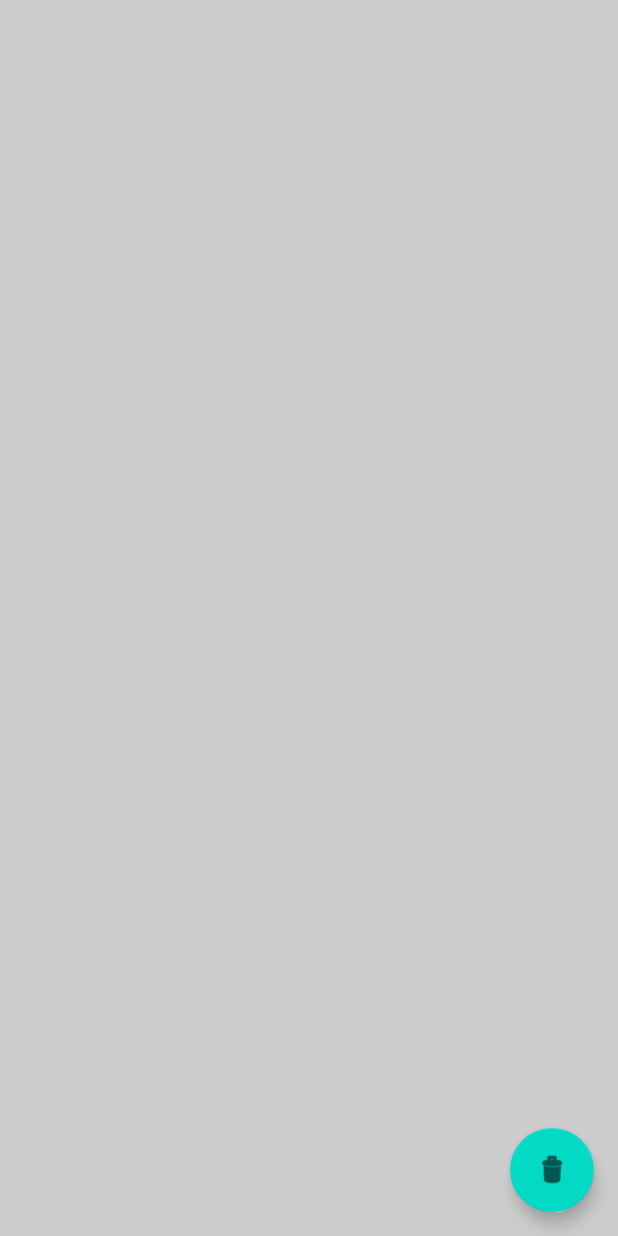
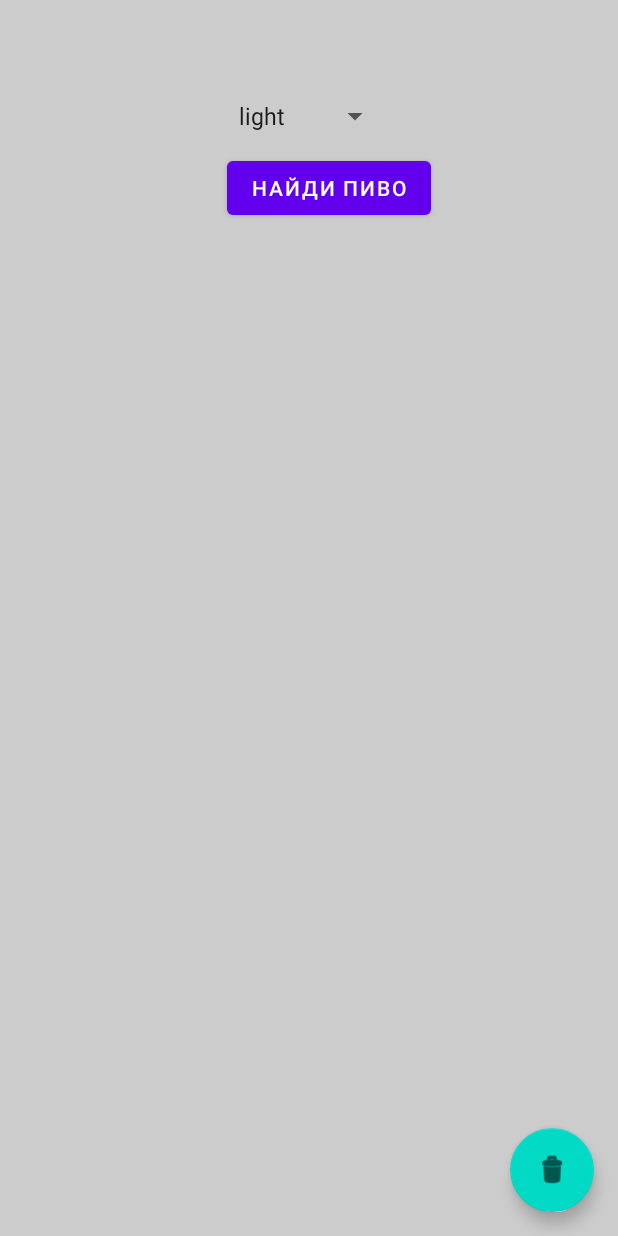
Before and after one commit to Killler68/NotesAndrey, an Android app: the screen it shows after launch (MainActivity), after a tap on "КНОПКА 1", on a phone screen of 412 x 824 dp. Run offline under Robolectric (Android 15) with nearby library versions, the phone set to English and light mode, and no system bars.

Commit message:
Create find beer screen

```diff
--- a/app/src/main/java/com/example/notesandrey/FirstFragment.kt
+++ b/app/src/main/java/com/example/notesandrey/FirstFragment.kt
@@ -5,9 +5,59 @@ import androidx.fragment.app.Fragment
 import android.view.LayoutInflater
 import android.view.View
 import android.view.ViewGroup
+import android.widget.ArrayAdapter
+import android.widget.Button
+import android.widget.Spinner
+import android.widget.TextView
+import androidx.core.content.contentValuesOf
+import com.example.notesandrey.extensions.beerExpert
+import com.example.notesandrey.extensions.navigateToFragment
 
 
 class FirstFragment : Fragment() {
+
+    private val texView: TextView by lazy {
+        requireActivity().findViewById(R.id.brands)
+    }
+    private val spinner: Spinner by lazy {
+        requireActivity().findViewById(R.id.color)
+    }
+
+    private val button: Button by lazy {
+        requireActivity().findViewById(R.id.find_beer)
+    }
+
+    fun beerExpert(color: String): List<String> {
+
+        val list = when (color) {
+            "amber" -> listOf("Jack Amber", "Red Mouse")
+            "light" -> listOf("Жатецкий гусь", "Milky way")
+            "dark" -> listOf("387", "Козел")
+            "brown" -> listOf("Joy", "Hot Boy")
+            else -> emptyList()
+        }
+        return list
+    }
+
+
+    override fun onViewCreated(view: View, savedInstanceState: Bundle?) {
+        super.onViewCreated(view, savedInstanceState)
+        beerExpert("amber")
+
+
+        button.setOnClickListener {
+
+            val beerType = spinner.selectedItem.toString()
+            texView.text = beerType
+            var str = ""
+
+            for (brand in beerExpert(beerType)) {
+                str += brand + "\n"
+            }
+            texView.text = str
+        }
+    }
+
 
     override fun onCreateView(
         inflater: LayoutInflater, container: ViewGroup?,
@@ -16,4 +66,5 @@ class FirstFragment : Fragment() {
         // Inflate the layout for this fragment
         return inflater.inflate(R.layout.fragment_first, container, false)
     }
+
 }
--- /dev/null
+++ b/app/src/main/java/com/example/notesandrey/extensions/BeerExpert.kt
@@ -0,0 +1,15 @@
+package com.example.notesandrey.extensions
+
+
+fun beerExpert(color: String): ArrayList<String> {
+
+    val list = ArrayList<String>()
+    if (color == "amber") {
+        list.add("Jack Amber")
+        list.add("Red Mouse")
+    } else {
+        list.add("Joy")
+        list.add("Hot boy")
+    }
+    return list
+}
--- a/app/src/main/res/layout/fragment_first.xml
+++ b/app/src/main/res/layout/fragment_first.xml
@@ -1,9 +1,42 @@
 <?xml version="1.0" encoding="utf-8"?>
-<FrameLayout xmlns:android="http://schemas.android.com/apk/res/android"
+<RelativeLayout xmlns:android="http://schemas.android.com/apk/res/android"
     xmlns:tools="http://schemas.android.com/tools"
     android:layout_width="match_parent"
     android:layout_height="match_parent"
     android:background="#ccc"
+    android:paddingHorizontal="16dp"
+    android:paddingTop="16dp"
     tools:context=".FirstFragment">
 
-</FrameLayout>
+    <Spinner
+        android:id="@+id/color"
+        android:layout_width="wrap_content"
+        android:layout_height="wrap_content"
+        android:layout_alignParentTop="true"
+        android:layout_centerHorizontal="true"
+        android:layout_marginTop="37dp"
+        android:contentDescription="@string/name_beer"
+        android:minHeight="48dp"
+        android:entries="@array/beer_colors"/>
+
+
+    <Button
+        android:id="@+id/find_beer"
+        android:layout_width="wrap_content"
+        android:layout_height="wrap_content"
+        android:layout_alignStart="@id/color"
+        android:layout_below="@id/color"
+        android:text="@string/name_beer"
+        tools:ignore="UsingOnClickInXml" />
+
+    <TextView
+        android:id="@+id/brands"
+        android:layout_width="wrap_content"
+        android:layout_height="wrap_content"
+        android:text="@string/brands"
+        android:textSize="25sp"
+        android:layout_below="@+id/find_beer"
+        android:layout_alignStart="@+id/find_beer"
+        />
+
+</RelativeLayout>
--- a/app/src/main/res/values/strings.xml
+++ b/app/src/main/res/values/strings.xml
@@ -2,4 +2,12 @@
     <string name="app_name">NotesAndrey</string>
     <string name="buttom1">Кнопка 1</string>
     <string name="buttom2">Кнопка 2</string>
+    <string name="name_beer">Найди пиво</string>
+    <string name="brands"></string>
+    <string-array name="beer_colors">
+        <item>light</item>
+        <item>amber</item>
+        <item>brown</item>
+        <item>dark</item>
+    </string-array>
 </resources>
```
